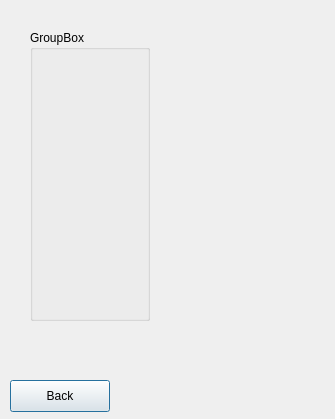
This is chatselectionwindow.ui in hamza-hamzaa/Study-Buddy-C.S2-Lab-project as Qt 5 draws it before an edit. The edited form follows.
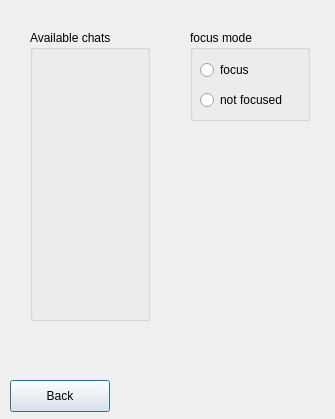
This is the edited form.

What changed in the file:
```diff
--- a/chatselectionwindow.ui
+++ b/chatselectionwindow.ui
@@ -23,7 +23,7 @@
     </rect>
    </property>
    <property name="title">
-    <string>GroupBox</string>
+    <string>Available chats</string>
    </property>
   </widget>
   <widget class="QPushButton" name="BackButton">
@@ -39,6 +39,45 @@
     <string>Back</string>
    </property>
   </widget>
+  <widget class="QGroupBox" name="groupBox">
+   <property name="geometry">
+    <rect>
+     <x>190</x>
+     <y>30</y>
+     <width>120</width>
+     <height>91</height>
+    </rect>
+   </property>
+   <property name="title">
+    <string>focus mode</string>
+   </property>
+   <widget class="QRadioButton" name="focusRadioButton">
+    <property name="geometry">
+     <rect>
+      <x>10</x>
+      <y>30</y>
+      <width>99</width>
+      <height>20</height>
+     </rect>
+    </property>
+    <property name="text">
+     <string>focus</string>
+    </property>
+   </widget>
+   <widget class="QRadioButton" name="notFocusRadioButton">
+    <property name="geometry">
+     <rect>
+      <x>10</x>
+      <y>60</y>
+      <width>99</width>
+      <height>20</height>
+     </rect>
+    </property>
+    <property name="text">
+     <string>not focused</string>
+    </property>
+   </widget>
+  </widget>
  </widget>
  <resources/>
  <connections/>
```
